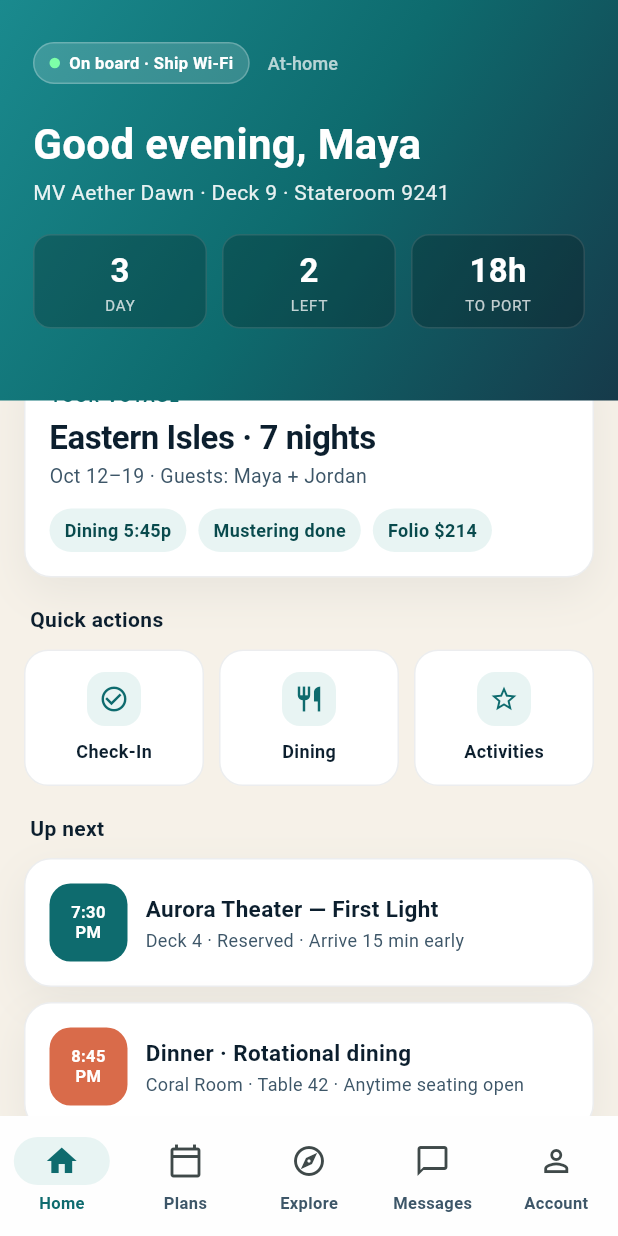
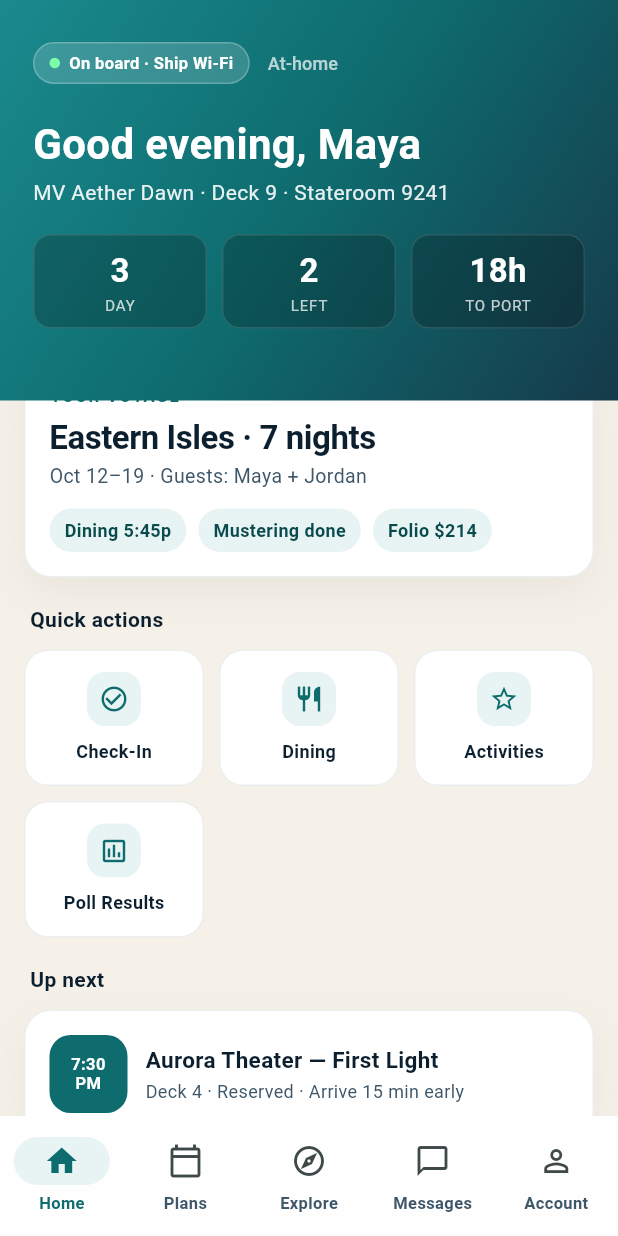
Before and after one commit to joshclements518/gh-cc-test, a Flutter app: the screen it shows after launch, after a tap on "Continue as guest", on a phone screen of 412 x 824 dp. Run offline on Flutter 3.47's test engine with Material 3 defaults, Android fonts, the phone set to English and light mode, and no system bars.

Commit message:
Add poll results display feature
- Add Poll and PollOption data models with vote tracking
- Create PollResultsScreen with winner display and vote breakdown
- Add mock poll data for Friday snack voting
- Add Poll Results quick action tile to home screen
- Add comprehensive tests for poll functionality

Implements story #391 - Display Poll Results

```diff
--- a/app/lib/data/mock_catalog.dart
+++ b/app/lib/data/mock_catalog.dart
@@ -212,4 +212,19 @@ abstract final class MockCatalog {
       description: 'Calm-water kayaking for beginners. Life vests provided.',
     ),
   ];
+
+  static final polls = <Poll>[
+    Poll(
+      id: 'poll-friday-snacks',
+      title: 'Friday Snack Vote',
+      shareToken: 'abc123xyz',
+      isActive: false,
+      options: const [
+        PollOption(id: 'opt-1', text: 'Trail mix', voteCount: 8),
+        PollOption(id: 'opt-2', text: 'Fresh fruit', voteCount: 15),
+        PollOption(id: 'opt-3', text: 'Cookies', voteCount: 12),
+        PollOption(id: 'opt-4', text: 'Veggie sticks', voteCount: 5),
+      ],
+    ),
+  ];
 }
--- a/app/lib/data/models.dart
+++ b/app/lib/data/models.dart
@@ -154,3 +154,38 @@ class GuestProfile {
   bool promoEmail;
   bool promoPush;
 }
+
+class PollOption {
+  const PollOption({
+    required this.id,
+    required this.text,
+    required this.voteCount,
+  });
+  final String id;
+  final String text;
+  final int voteCount;
+}
+
+class Poll {
+  const Poll({
+    required this.id,
+    required this.title,
+    required this.options,
+    required this.isActive,
+    required this.shareToken,
+  });
+  final String id;
+  final String title;
+  final List<PollOption> options;
+  final bool isActive;
+  final String shareToken;
+
+  PollOption? get winningOption {
+    if (options.isEmpty) return null;
+    return options.reduce((a, b) => a.voteCount > b.voteCount ? a : b);
+  }
+
+  int get totalVotes {
+    return options.fold(0, (sum, option) => sum + option.voteCount);
+  }
+}
--- a/app/lib/features/home/home_screen.dart
+++ b/app/lib/features/home/home_screen.dart
@@ -4,6 +4,7 @@ import '../../state/app_state.dart';
 import '../../theme/tokens.dart';
 import '../../ui/widgets/hl_widgets.dart';
 import '../plans/plans_screen.dart';
+import '../polls/poll_results_screen.dart';
 
 class HomeScreen extends StatelessWidget {
   const HomeScreen({super.key});
@@ -63,6 +64,19 @@ class HomeScreen extends StatelessWidget {
                       Expanded(child: _ActionTile(icon: Icons.star_outline, label: 'Activities', onTap: () {
                         Navigator.of(context).push(MaterialPageRoute(builder: (_) => const ActivityDetailScreen(eventId: 'e5')));
                       })),
+                    ],
+                  ),
+                  const SizedBox(height: 10),
+                  Row(
+                    children: [
+                      Expanded(child: _ActionTile(icon: Icons.poll_outlined, label: 'Poll Results', onTap: () {
+                        final poll = MockCatalog.polls.first;
+                        Navigator.of(context).push(MaterialPageRoute(builder: (_) => PollResultsScreen(poll: poll)));
+                      })),
+                      const SizedBox(width: 10),
+                      const Expanded(child: SizedBox()),
+                      const SizedBox(width: 10),
+                      const Expanded(child: SizedBox()),
                     ],
                   ),
                   const SectionLabel('Up next'),
```
Also changed, not shown: app/lib/features/polls/poll_results_screen.dart (added, +208 -0 lines), 1 other file.
